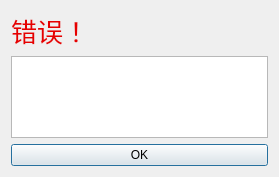
Old version of the form err.ui in the repository x1shang/Wetbulb-Calculator.
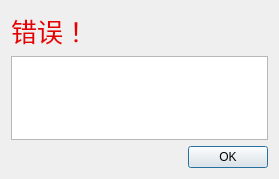
New version of the form.

Commit message: 码终于被我修好了

```diff
--- a/err.ui
+++ b/err.ui
@@ -7,14 +7,14 @@
     <x>0</x>
     <y>0</y>
     <width>279</width>
-    <height>177</height>
+    <height>179</height>
    </rect>
   </property>
   <property name="windowTitle">
    <string>锟斤拷</string>
   </property>
-  <layout class="QGridLayout" name="gridLayout">
-   <item row="0" column="0">
+  <layout class="QVBoxLayout" name="verticalLayout">
+   <item>
     <widget class="QLabel" name="label">
      <property name="font">
       <font>
@@ -34,15 +34,32 @@
      </property>
     </widget>
    </item>
-   <item row="1" column="0">
+   <item>
     <widget class="QTextBrowser" name="textBrowser"/>
    </item>
-   <item row="2" column="0">
+   <item>
+    <layout class="QHBoxLayout" name="horizontalLayout">
+     <item>
+      <spacer name="horizontalSpacer">
+       <property name="orientation">
+        <enum>Qt::Horizontal</enum>
+       </property>
+       <property name="sizeHint" stdset="0">
+        <size>
+         <width>108</width>
+         <height>20</height>
+        </size>
+       </property>
+      </spacer>
+     </item>
+     <item>
     <widget class="QPushButton" name="pushButton">
      <property name="text">
       <string>OK</string>
      </property>
     </widget>
+     </item>
+    </layout>
    </item>
   </layout>
  </widget>
```
Lines whose indentation alone changed are shown as unchanged.
